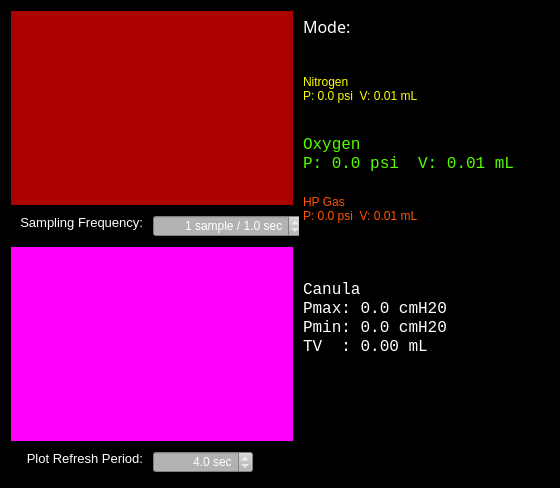
Before: the Qt Designer form QtCreatorUI/mainwidget.ui in ScottHaileRobertson/DukeVentilator, drawn with Qt 5.
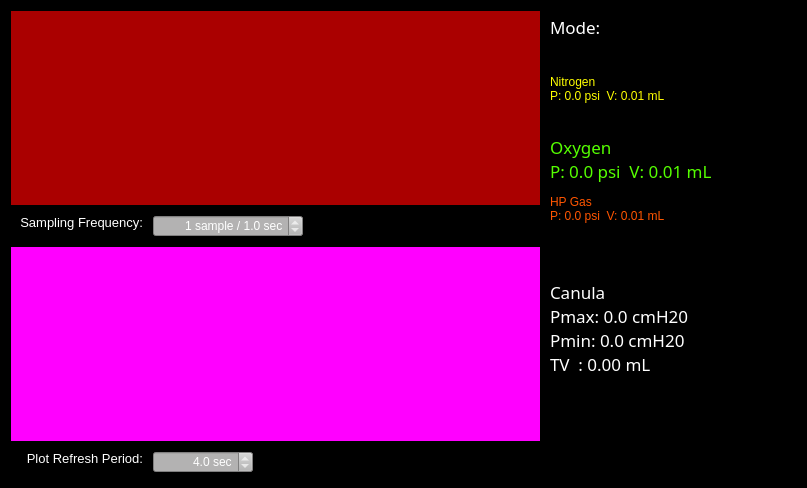
After: the same form once the commit is applied. Custom widgets are drawn as their Qt base class.

```diff
--- a/QtCreatorUI/mainwidget.ui
+++ b/QtCreatorUI/mainwidget.ui
@@ -6,7 +6,7 @@
    <rect>
     <x>0</x>
     <y>0</y>
-    <width>560</width>
+    <width>807</width>
     <height>488</height>
    </rect>
   </property>
@@ -369,8 +369,8 @@
          </property>
          <property name="font">
           <font>
-           <family>Droid Sans</family>
-           <pointsize>12</pointsize>
+           <family>Droid Sans Mono</family>
+           <pointsize>13</pointsize>
            <weight>50</weight>
            <italic>false</italic>
            <bold>false</bold>
@@ -438,9 +438,6 @@
          <property name="horizontalScrollBarPolicy">
           <enum>Qt::ScrollBarAlwaysOff</enum>
          </property>
-         <property name="sizeAdjustPolicy">
-          <enum>QAbstractScrollArea::AdjustIgnored</enum>
-         </property>
          <property name="plainText">
           <string>Nitrogen
 P: 0.0 psi  V: 0.01 mL</string>
@@ -469,8 +466,8 @@
          </property>
          <property name="font">
           <font>
-           <family>Monospace</family>
-           <pointsize>12</pointsize>
+           <family>Droid Sans Mono</family>
+           <pointsize>13</pointsize>
            <weight>50</weight>
            <italic>false</italic>
            <bold>false</bold>
@@ -495,9 +492,6 @@
          <property name="horizontalScrollBarPolicy">
           <enum>Qt::ScrollBarAlwaysOff</enum>
          </property>
-         <property name="sizeAdjustPolicy">
-          <enum>QAbstractScrollArea::AdjustIgnored</enum>
-         </property>
          <property name="plainText">
           <string>Oxygen
 P: 0.0 psi  V: 0.01 mL</string>
@@ -546,9 +540,6 @@
          <property name="horizontalScrollBarPolicy">
           <enum>Qt::ScrollBarAlwaysOff</enum>
          </property>
-         <property name="sizeAdjustPolicy">
-          <enum>QAbstractScrollArea::AdjustIgnored</enum>
-         </property>
          <property name="plainText">
           <string>HP Gas
 P: 0.0 psi  V: 0.01 mL</string>
@@ -577,16 +568,15 @@
          </property>
          <property name="font">
           <font>
-           <family>Monospace</family>
-           <pointsize>12</pointsize>
+           <family>Droid Sans Mono</family>
+           <pointsize>13</pointsize>
            <weight>50</weight>
            <italic>false</italic>
            <bold>false</bold>
           </font>
          </property>
          <property name="styleSheet">
-          <string notr="true">font: 12pt &quot;Monospace&quot;;
-color:rgb(255,255,255);</string>
+          <string notr="true">font: 13pt &quot;Droid Sans Mono&quot;;</string>
          </property>
          <property name="frameShape">
           <enum>QFrame::NoFrame</enum>
```
Left out of the diff: 18 changed lines with no effect on the pictures.
